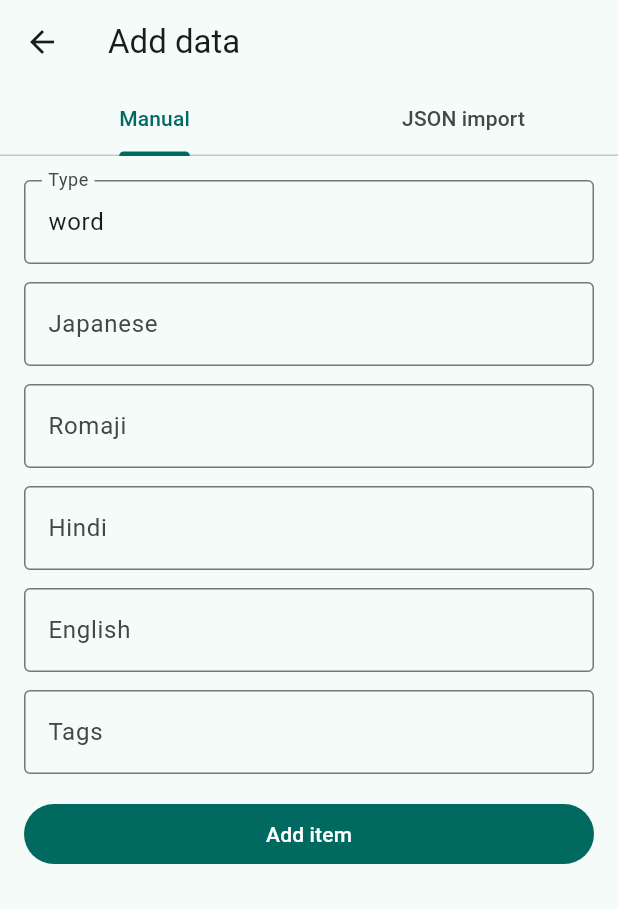
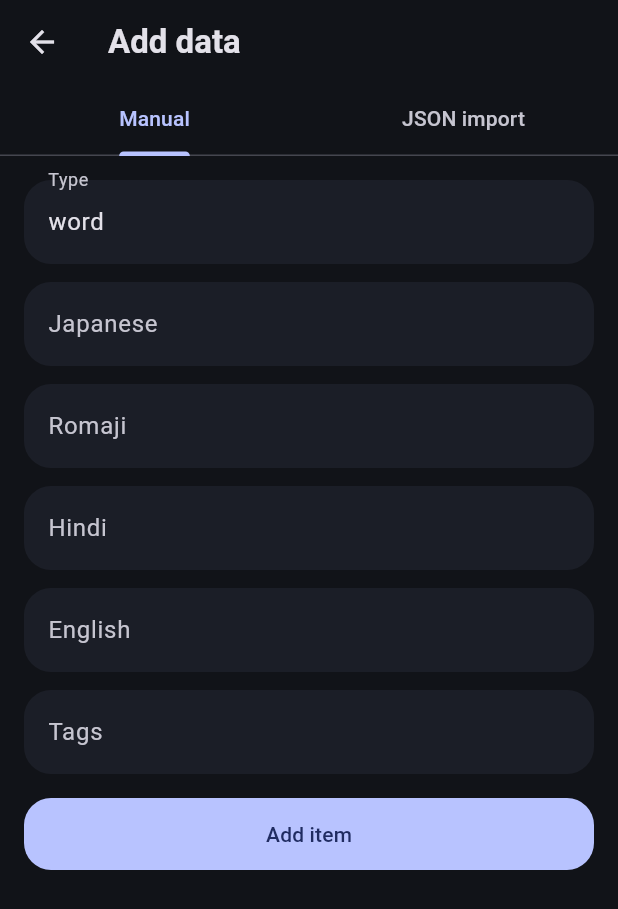
Before and after one commit to Manishkumar62/ManisuLearn---Japanese-Learning-App, a Flutter app: the screen it shows after launch, after a tap on the "add" icon, on a phone screen of 412 x 824 dp. Shown: the top 909 px of the screen. Run offline on Flutter 3.47's test engine with Material 3 defaults, Android fonts, the phone set to English and light mode, and no system bars; our stand-ins replace equatable, flutter_bloc, hive, hive_flutter; accounts and stored records are empty.

Commit message:
polish ui

```diff
--- /dev/null
+++ b/lib/core/theme/app_theme.dart
@@ -0,0 +1,88 @@
+import 'package:flutter/material.dart';
+
+class AppTheme {
+  static ThemeData get dark {
+    const primary = Color(0xFF8EA2FF);
+    const accent = Color(0xFF58D68D);
+
+    final colorScheme = ColorScheme.fromSeed(
+      seedColor: primary,
+      brightness: Brightness.dark,
+    ).copyWith(secondary: accent);
+
+    return ThemeData(
+      brightness: Brightness.dark,
+      colorScheme: colorScheme,
+      scaffoldBackgroundColor: const Color(0xFF111318),
+      useMaterial3: true,
+      appBarTheme: const AppBarTheme(
+        centerTitle: false,
+        elevation: 0,
+        scrolledUnderElevation: 0,
+        backgroundColor: Color(0xFF111318),
+      ),
+      cardTheme: CardThemeData(
+        color: const Color(0xFF1B1E27),
+        elevation: 3,
+        margin: EdgeInsets.zero,
+        shadowColor: Colors.black.withValues(alpha: 0.28),
+        shape: RoundedRectangleBorder(borderRadius: BorderRadius.circular(18)),
+      ),
+      chipTheme: ChipThemeData(
+        backgroundColor: const Color(0xFF1B1E27),
+        selectedColor: primary.withValues(alpha: 0.24),
+        side: BorderSide.none,
+        shape: RoundedRectangleBorder(borderRadius: BorderRadius.circular(18)),
+        labelStyle: const TextStyle(fontWeight: FontWeight.w500),
+      ),
+      inputDecorationTheme: InputDecorationTheme(
+        filled: true,
+        fillColor: const Color(0xFF1B1E27),
+        border: OutlineInputBorder(
+          borderRadius: BorderRadius.circular(18),
+          borderSide: BorderSide.none,
+        ),
+        enabledBorder: OutlineInputBorder(
+          borderRadius: BorderRadius.circular(18),
+          borderSide: BorderSide.none,
+        ),
+        focusedBorder: OutlineInputBorder(
+          borderRadius: BorderRadius.circular(18),
+          borderSide: BorderSide(color: primary.withValues(alpha: 0.8)),
+        ),
+      ),
+      filledButtonTheme: FilledButtonThemeData(
+        style: FilledButton.styleFrom(
+          shape: RoundedRectangleBorder(
+            borderRadius: BorderRadius.circular(18),
+          ),
+          minimumSize: const Size.fromHeight(48),
+        ),
+      ),
+      outlinedButtonTheme: OutlinedButtonThemeData(
+        style: OutlinedButton.styleFrom(
+          shape: RoundedRectangleBorder(
+            borderRadius: BorderRadius.circular(18),
+          ),
+          minimumSize: const Size.fromHeight(48),
+        ),
+      ),
+      floatingActionButtonTheme: FloatingActionButtonThemeData(
+        backgroundColor: accent,
+        foregroundColor: Colors.black,
+        shape: RoundedRectangleBorder(borderRadius: BorderRadius.circular(20)),
+      ),
+      navigationBarTheme: NavigationBarThemeData(
+        backgroundColor: const Color(0xFF151821),
+        indicatorColor: primary.withValues(alpha: 0.22),
+      ),
+      textTheme: const TextTheme(
+        headlineMedium: TextStyle(fontWeight: FontWeight.w700),
+        titleLarge: TextStyle(fontWeight: FontWeight.w700),
+        titleMedium: TextStyle(fontWeight: FontWeight.w600),
+      ),
+    );
+  }
+
+  const AppTheme._();
+}
--- a/lib/features/home/presentation/pages/home_page.dart
+++ b/lib/features/home/presentation/pages/home_page.dart
@@ -53,9 +53,7 @@ class _HomeCard extends StatelessWidget {
 
   @override
   Widget build(BuildContext context) {
-    return Material(
-      color: Theme.of(context).colorScheme.surfaceContainerHighest,
-      borderRadius: BorderRadius.circular(8),
+    return Card(
       child: Padding(
         padding: const EdgeInsets.all(16),
         child: Row(
--- a/lib/features/learn/presentation/pages/learn_page.dart
+++ b/lib/features/learn/presentation/pages/learn_page.dart
@@ -62,14 +62,25 @@ class _FlashcardView extends StatelessWidget {
             style: Theme.of(context).textTheme.labelLarge,
             textAlign: TextAlign.center,
           ),
+          const SizedBox(height: 8),
+          TweenAnimationBuilder<double>(
+            tween: Tween<double>(begin: 0, end: progress / state.totalCount),
+            duration: const Duration(milliseconds: 260),
+            builder: (BuildContext context, double value, Widget? child) {
+              return LinearProgressIndicator(value: value);
+            },
+          ),
           const SizedBox(height: 16),
           Expanded(
-            child: Material(
-              color: Theme.of(context).colorScheme.surfaceContainerHighest,
-              borderRadius: BorderRadius.circular(8),
+            child: Card(
               child: Padding(
                 padding: const EdgeInsets.all(20),
+                child: AnimatedSwitcher(
+                  duration: const Duration(milliseconds: 220),
                   child: SingleChildScrollView(
+                    key: ValueKey<String>(
+                      '${item.id}-${state.isAnswerVisible}',
+                    ),
                     child: Column(
                       crossAxisAlignment: CrossAxisAlignment.stretch,
                       mainAxisAlignment: MainAxisAlignment.center,
@@ -78,7 +89,7 @@ class _FlashcardView extends StatelessWidget {
                         const SizedBox(height: 24),
                         Text(
                           item.japanese,
-                        style: Theme.of(context).textTheme.headlineMedium,
+                          style: Theme.of(context).textTheme.headlineLarge,
                           textAlign: TextAlign.center,
                         ),
                         const SizedBox(height: 12),
@@ -104,6 +115,7 @@ class _FlashcardView extends StatelessWidget {
                           ],
                         ],
                       ],
+                    ),
                   ),
                 ),
               ),
@@ -149,7 +161,7 @@ class _TypeBadge extends StatelessWidget {
       child: DecoratedBox(
         decoration: BoxDecoration(
           border: Border.all(color: Theme.of(context).colorScheme.outline),
-          borderRadius: BorderRadius.circular(8),
+          borderRadius: BorderRadius.circular(16),
         ),
         child: Padding(
           padding: const EdgeInsets.symmetric(horizontal: 10, vertical: 6),
--- a/lib/features/library/presentation/widgets/library_item_tile.dart
+++ b/lib/features/library/presentation/widgets/library_item_tile.dart
@@ -10,13 +10,9 @@ class LibraryItemTile extends StatelessWidget {
 
   @override
   Widget build(BuildContext context) {
-    final colorScheme = Theme.of(context).colorScheme;
-
-    return Material(
-      color: colorScheme.surfaceContainerHighest,
-      borderRadius: BorderRadius.circular(8),
+    return Card(
       child: InkWell(
-        borderRadius: BorderRadius.circular(8),
+        borderRadius: BorderRadius.circular(18),
         onTap: onTap,
         child: Padding(
           padding: const EdgeInsets.all(14),
@@ -74,7 +70,7 @@ class _StatusBadge extends StatelessWidget {
     return DecoratedBox(
       decoration: BoxDecoration(
         color: isLearned ? colorScheme.primary : colorScheme.secondary,
-        borderRadius: BorderRadius.circular(8),
+        borderRadius: BorderRadius.circular(16),
       ),
       child: Padding(
         padding: const EdgeInsets.symmetric(horizontal: 8, vertical: 4),
@@ -97,7 +93,7 @@ class _MetaChip extends StatelessWidget {
     return DecoratedBox(
       decoration: BoxDecoration(
         border: Border.all(color: Theme.of(context).colorScheme.outlineVariant),
-        borderRadius: BorderRadius.circular(8),
+        borderRadius: BorderRadius.circular(16),
       ),
       child: Padding(
         padding: const EdgeInsets.symmetric(horizontal: 8, vertical: 4),
--- a/lib/features/revision/presentation/pages/revision_page.dart
+++ b/lib/features/revision/presentation/pages/revision_page.dart
@@ -62,20 +62,34 @@ class _RevisionFlashcard extends StatelessWidget {
             '${state.completedCount + 1} of ${state.totalCount}',
             textAlign: TextAlign.center,
           ),
+          const SizedBox(height: 8),
+          TweenAnimationBuilder<double>(
+            tween: Tween<double>(
+              begin: 0,
+              end: (state.completedCount + 1) / state.totalCount,
+            ),
+            duration: const Duration(milliseconds: 260),
+            builder: (BuildContext context, double value, Widget? child) {
+              return LinearProgressIndicator(value: value);
+            },
+          ),
           const SizedBox(height: 16),
           Expanded(
-            child: Material(
-              color: Theme.of(context).colorScheme.surfaceContainerHighest,
-              borderRadius: BorderRadius.circular(8),
+            child: Card(
               child: Padding(
                 padding: const EdgeInsets.all(20),
+                child: AnimatedSwitcher(
+                  duration: const Duration(milliseconds: 220),
                   child: SingleChildScrollView(
+                    key: ValueKey<String>(
+                      '${item.id}-${state.isAnswerVisible}',
+                    ),
                     child: Column(
                       crossAxisAlignment: CrossAxisAlignment.stretch,
                       children: <Widget>[
                         Text(
                           item.japanese,
-                        style: Theme.of(context).textTheme.headlineMedium,
+                          style: Theme.of(context).textTheme.headlineLarge,
                           textAlign: TextAlign.center,
                         ),
                         const SizedBox(height: 12),
@@ -95,6 +109,7 @@ class _RevisionFlashcard extends StatelessWidget {
                           Text(item.hindi, textAlign: TextAlign.center),
                         ],
                       ],
+                    ),
                   ),
                 ),
               ),
--- a/lib/main.dart
+++ b/lib/main.dart
@@ -4,6 +4,7 @@ import 'package:hive/hive.dart';
 
 import 'core/navigation/app_shell.dart';
 import 'core/services/json_loader.dart';
+import 'core/theme/app_theme.dart';
 import 'data/local/hive_boxes.dart';
 import 'data/local/hive_setup.dart';
 import 'data/models/learning_item.dart';
@@ -60,10 +61,9 @@ class MyApp extends StatelessWidget {
         ],
         child: MaterialApp(
           title: 'Manisu Learn',
-          theme: ThemeData(
-            colorScheme: ColorScheme.fromSeed(seedColor: Colors.teal),
-            useMaterial3: true,
-          ),
+          theme: AppTheme.dark,
+          darkTheme: AppTheme.dark,
+          themeMode: ThemeMode.dark,
           home: const AppShell(),
         ),
       ),
```
Lines whose indentation alone changed are shown as unchanged.
